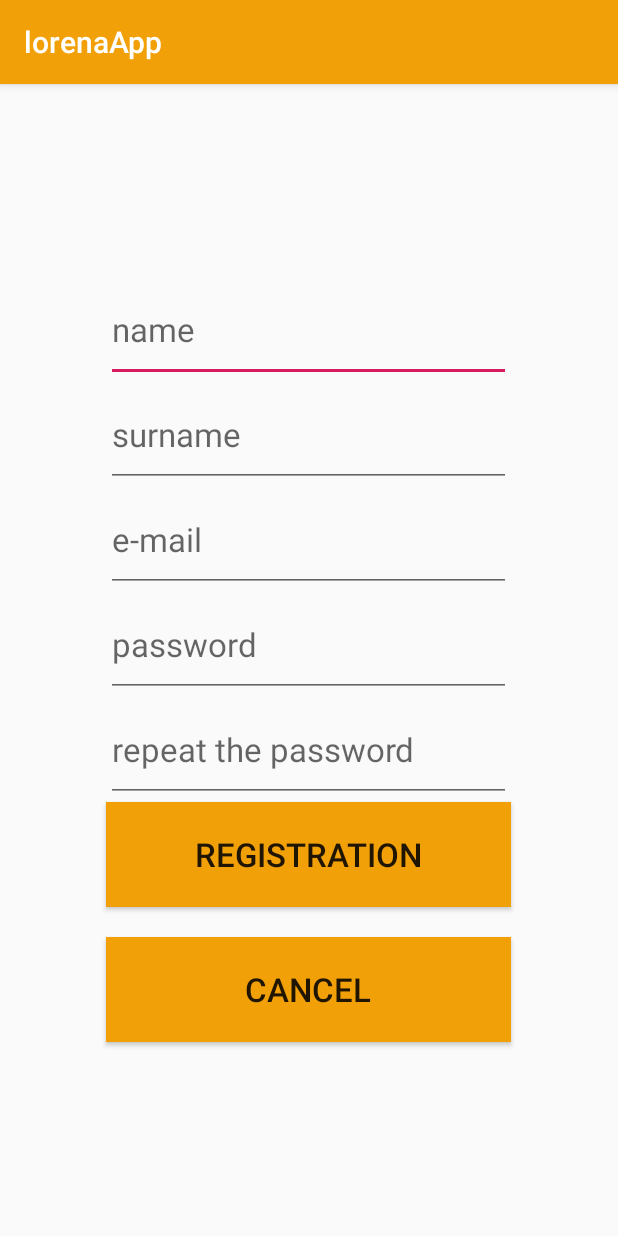
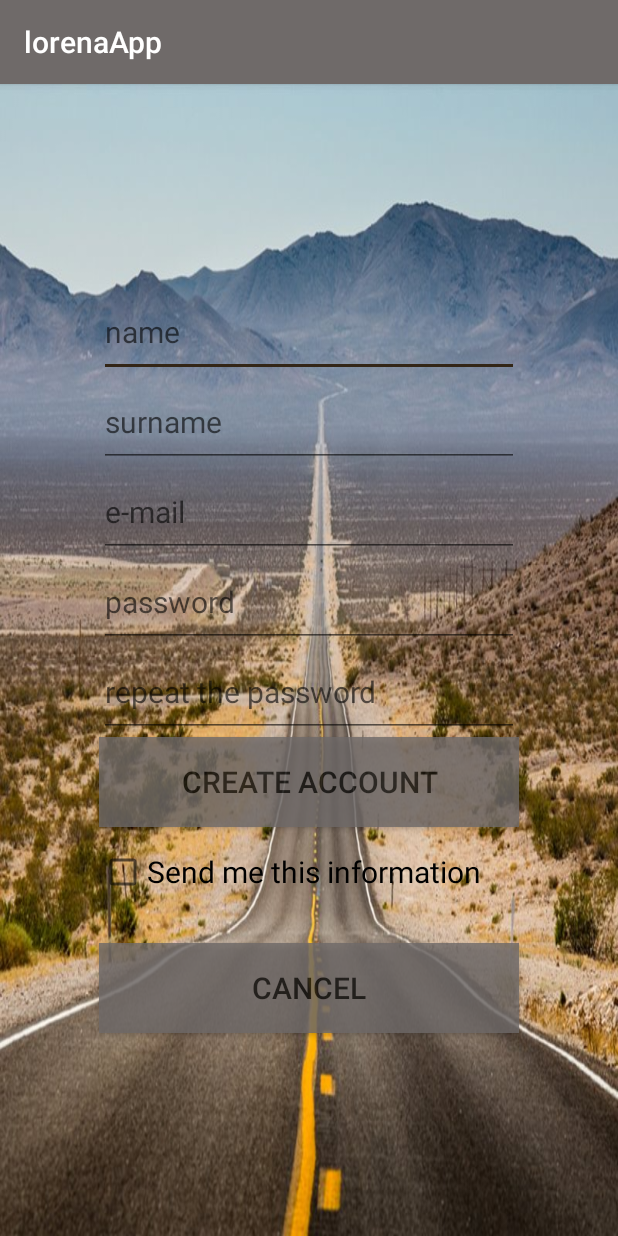
Before and after one commit to soniaigartua/lorenaApp, an Android app: the RegistrationActivity screen opened directly, with no data from a screen before it, on a phone screen of 412 x 824 dp. Run offline under Robolectric (Android 15) with nearby library versions, the phone set to English and light mode, and no system bars; our stand-ins replace ButterKnife, Room's generated code.

Commit message:
added Send Email Funcionality and made changes in layout

```diff
--- a/app/build.gradle
+++ b/app/build.gradle
@@ -34,4 +34,9 @@ dependencies {
     def room_version = "1.1.1"
     implementation "android.arch.persistence.room:runtime:$room_version"
     annotationProcessor "android.arch.persistence.room:compiler:$room_version"
+
+    //mail sender dependencies
+    implementation files('libs/activation.jar')
+    implementation files('libs/additional.jar')
+    implementation files('libs/mail.jar')
 }
--- a/app/src/main/java/com/example/pps_tudai/activity/RegistrationActivity.java
+++ b/app/src/main/java/com/example/pps_tudai/activity/RegistrationActivity.java
@@ -25,7 +25,9 @@ public class RegistrationActivity extends AppCompatActivity {
     private void init() {
         ButterKnife.bind(this);
         RegistrationView registerView = new RegistrationView(this);
-        RegistrationModel registerModel = new RegistrationModel(new AppRepository(AppRoomDataBase.getDatabase(this).userDao()));
+        AppRepository appRepository = new AppRepository(AppRoomDataBase.getDatabase(this).userDao());
+        appRepository.clearDatabase();
+        RegistrationModel registerModel = new RegistrationModel(appRepository);
         registerPresenter = new RegistrationPresenter(registerModel,registerView);
     }
 
--- a/app/src/main/java/com/example/pps_tudai/mvp/view/RegistrationView.java
+++ b/app/src/main/java/com/example/pps_tudai/mvp/view/RegistrationView.java
@@ -2,10 +2,12 @@ package com.example.pps_tudai.mvp.view;
 
 import android.app.Activity;
 import android.content.Intent;
+import android.widget.CheckBox;
 import android.widget.EditText;
 import android.widget.Toast;
 import com.example.pps_tudai.R;
 import com.example.pps_tudai.activity.MainActivity;
+
 import java.lang.ref.WeakReference;
 import butterknife.BindView;
 import butterknife.ButterKnife;
@@ -22,6 +24,8 @@ public class RegistrationView {
     EditText password;
     @BindView(R.id.et_password2)
     EditText password_repeat;
+    @BindView(R.id.checkbox_mail)
+    CheckBox checkbox;
 
     // activity should never be exposed publicly
     private WeakReference<Activity> activityWeak;
@@ -83,4 +87,13 @@ public class RegistrationView {
             activityWeak.get().startActivity(cancel);
         }
     }
+
+    public boolean emailSendRequest() {
+        if(checkbox.isChecked()) {
+            return true;
+        }
+        else {
+            return false;
+        }
+    }
 }
--- a/app/src/main/res/layout/activity_login.xml
+++ b/app/src/main/res/layout/activity_login.xml
@@ -6,7 +6,8 @@
     android:layout_height="match_parent"
     android:orientation="vertical"
     android:gravity="center"
-    tools:context=".activity.LoginActivity">
+    tools:context=".activity.LoginActivity"
+    android:background="@drawable/desierto">
 
     <EditText
         android:id="@+id/et_email"
@@ -31,6 +32,7 @@
         android:layout_height="@dimen/button_height"
         android:text="@string/button_login_text"
         android:textSize="@dimen/font_size_button"
+        android:alpha="@dimen/alpha_button"
         android:background="@color/colorPrimary" />
 
     <Button
@@ -40,6 +42,7 @@
         android:layout_marginTop="@dimen/separate_between_buttons_main_screen"
         android:text="@string/button_cancel_text"
         android:textSize="@dimen/font_size_button"
+        android:alpha="@dimen/alpha_button"
         android:background="@color/colorPrimary" />
 
 </LinearLayout>
--- a/app/src/main/res/layout/activity_main.xml
+++ b/app/src/main/res/layout/activity_main.xml
@@ -6,7 +6,9 @@
     android:layout_height="match_parent"
     android:orientation="vertical"
     tools:context=".activity.MainActivity"
-    android:gravity="center">
+    android:gravity="center"
+    android:paddingTop="@dimen/padding_top"
+    android:background="@drawable/desierto">
 
     <Button
         android:id="@+id/btn_login"
@@ -14,6 +16,7 @@
         android:layout_height="@dimen/button_height"
         android:text="@string/button_login_text"
         android:textSize="@dimen/font_size_button"
+        android:alpha="@dimen/alpha_button"
         android:background="@color/colorPrimary"/>
 
     <Button
@@ -22,6 +25,7 @@
         android:layout_height="@dimen/button_height"
         android:layout_marginTop="@dimen/separate_between_buttons_main_screen"
         android:text="@string/button_signup_text"
+        android:alpha="@dimen/alpha_button"
         android:background="@color/colorPrimary"
         android:textSize="@dimen/font_size_button" />
 
--- a/app/src/main/res/layout/activity_registration.xml
+++ b/app/src/main/res/layout/activity_registration.xml
@@ -6,7 +6,8 @@
     android:layout_height="match_parent"
     android:orientation="vertical"
     android:gravity="center"
-    tools:context="activity.RegistrationActivity">
+    tools:context="activity.RegistrationActivity"
+    android:background="@drawable/desierto">
 
     <EditText
         android:id="@+id/et_name"
@@ -55,9 +56,16 @@
         android:id="@+id/btn_enter_register"
         android:layout_width="@dimen/button_width"
         android:layout_height="@dimen/button_height"
-        android:text="@string/button_signup_text"
+        android:text="@string/button_register_text"
         android:textSize="@dimen/font_size_button"
+        android:alpha="@dimen/alpha_button"
         android:background="@color/colorPrimary" />
+
+    <CheckBox android:id="@+id/checkbox_mail"
+        android:layout_width="@dimen/button_width"
+        android:layout_height="@dimen/button_height"
+        android:text="@string/email_request_message"
+        android:textSize="@dimen/font_size_button" />
 
     <Button
         android:id="@+id/btn_cancel_register"
@@ -66,6 +74,7 @@
         android:layout_marginTop="@dimen/separate_between_buttons_main_screen"
         android:text="@string/button_cancel_text"
         android:textSize="@dimen/font_size_button"
+        android:alpha="@dimen/alpha_button"
         android:background="@color/colorPrimary" />
 
 </LinearLayout>
--- a/app/src/main/res/values/colors.xml
+++ b/app/src/main/res/values/colors.xml
@@ -1,6 +1,6 @@
 <?xml version="1.0" encoding="utf-8"?>
 <resources>
-    <color name="colorPrimary">#f2a008</color>
-    <color name="colorPrimaryDark">#c8870e</color>
-    <color name="colorAccent">#D81B60</color>
+    <color name="colorPrimary">#6F6A69</color>
+    <color name="colorPrimaryDark">#CEA87A</color>
+    <color name="colorAccent">#332617</color>
 </resources>
--- a/app/src/main/res/values/dimens.xml
+++ b/app/src/main/res/values/dimens.xml
@@ -1,9 +1,11 @@
 <?xml version="1.0" encoding="utf-8"?>
 <resources>
 
-    <dimen name="button_width">270dp</dimen>
-    <dimen name="button_height">70dp</dimen>
-    <dimen name="separate_between_buttons_main_screen">20dp</dimen>
-    <dimen name="font_size_button">22sp</dimen>
+    <dimen name="button_width">280dp</dimen>
+    <dimen name="button_height">60dp</dimen>
+    <dimen name="separate_between_buttons_main_screen">17dp</dimen>
+    <dimen name="font_size_button">20sp</dimen>
     <dimen name="font_size_placeholders">16sp</dimen>
+    <dimen name="padding_top">40sp</dimen>
+    <dimen name="alpha_button">0.8</dimen>
 </resources>
--- a/app/src/main/res/values/strings.xml
+++ b/app/src/main/res/values/strings.xml
@@ -2,6 +2,7 @@
     <string name="app_name">lorenaApp</string>
     <string name="button_login_text">LOGIN</string>
     <string name="button_signup_text">REGISTRATION</string>
+    <string name="button_register_text">CREATE ACCOUNT</string>
     <string name="button_cancel_text">CANCEL</string>
     <string name="placeholder_login_name">name</string>
     <string name="placeholder_login_surname">surname</string>
@@ -17,4 +18,7 @@
     <string name="register_error_email_message">Introduce a valid email</string>
     <string name="register_error_password_message">The repeated password does not match</string>
     <string name="no_registration_message">The email address does not exist. Do your registration</string>
+    <string name="email_request_message">Send me this information</string>
+    <string name="email_sent_message">Your data was sent by email</string>
+    <string name="email_error_message">There was a problem sending the email</string>
 </resources>
```
Also changed, not shown: app/src/main/AndroidManifest.xml (+7 -1 lines), app/src/main/java/com/example/pps_tudai/mvp/presenter/RegistrationPresenter.java (+35 -0 lines), app/src/main/java/com/example/pps_tudai/utils/GMailSender.java (added, +131 -0 lines), app/src/main/java/com/example/pps_tudai/utils/StringUtils.java (+10 -0 lines), app/libs/activation.jar (added), app/libs/additional.jar (added), app/libs/mail.jar (added), app/src/main/res/drawable/desierto.jpg (added), app/src/main/res/drawable/distance.jpg (added).
